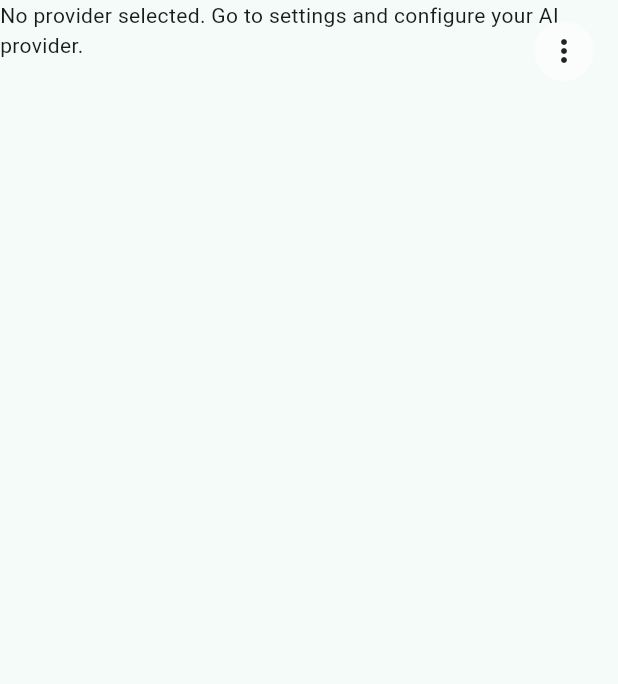
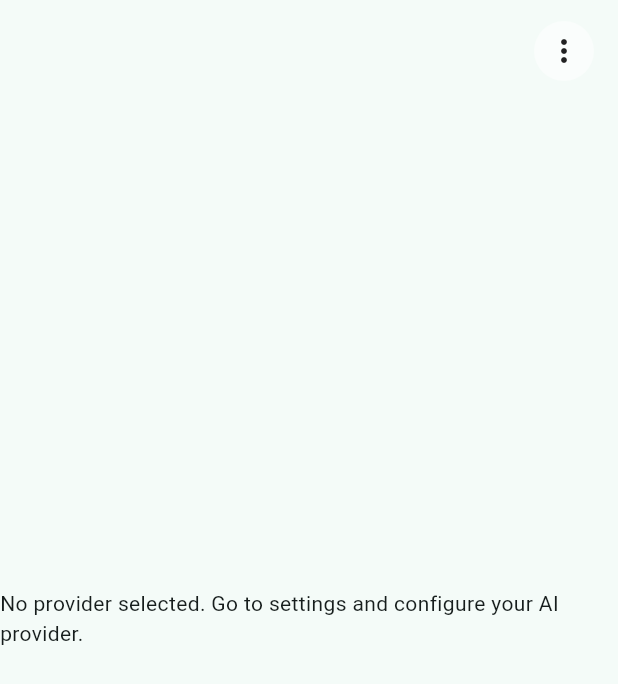
Before and after one commit to DominikStarke/ogre, a Flutter app: the screen it shows after launch, on a phone screen of 412 x 824 dp. Shown: the top 684 px of the screen. Run offline on Flutter 3.47's test engine with Material 3 defaults, Android fonts, the phone set to English and light mode, and no system bars; our stand-ins replace flutter_markdown, flutter_secure_storage; missing offline and left inert: flutter_ai_providers, flutter_ai_toolkit, hotkey_manager, keypress_simulator, tray_manager, window_manager; statements that could not run were skipped.

Commit message:
Fix Application hot-reload behaviour

```diff
--- a/lib/controllers/app.dart
+++ b/lib/controllers/app.dart
@@ -125,7 +125,7 @@ class AppControllerState extends State<AppController> with TrayListener, WindowL
   void didChangeAppLifecycleState(AppLifecycleState state) {
     super.didChangeAppLifecycleState(state);
     if(state == AppLifecycleState.inactive) {
-      windowManager.hide();
+      // windowManager.hide();
     }
   }
 
--- a/lib/controllers/llm.dart
+++ b/lib/controllers/llm.dart
@@ -113,6 +113,11 @@ class LlmControllerState extends State<LlmController> {
   @override
   void initState() {
     super.initState();
+  }
+
+  @override
+  void didChangeDependencies() {
+    super.didChangeDependencies();
     _loadAndConfigure();
   }
 
--- a/lib/main.dart
+++ b/lib/main.dart
@@ -14,29 +14,41 @@ class OgreApp extends StatelessWidget {
   get darkScheme => ColorScheme.fromSeed(seedColor: Colors.teal, brightness: Brightness.dark);
   get lightScheme => ColorScheme.fromSeed(seedColor: Colors.teal, brightness: Brightness.light);
 
+  static Route<dynamic>? onGenerateRoute (settings) {
+    if(settings.name == '/settings') {
+      return MaterialPageRoute(
+        builder: (context) => const Settings(),
+      );
+    } else {
+      return MaterialPageRoute(
+        builder: (context) => const OgreChat(),
+      );
+    }
+  }
+
   @override
   Widget build(BuildContext context) {
-    return AppController(
-      loading: const Material(
-        color: Colors.white,
-        child: Center(
-          child: CircularProgressIndicator(),
+    return MaterialApp(
+      debugShowCheckedModeBanner: false,
+      theme: ThemeData(
+        useMaterial3: true,
+        colorScheme: lightScheme,
+      ),
+      title: "Ogre",
+      darkTheme: ThemeData(
+        useMaterial3: true,
+        colorScheme: darkScheme,
+      ),
+      home: const AppController(
+        loading: Material(
+          color: Colors.white,
+          child: Center(
+            child: CircularProgressIndicator(),
+          ),
         ),
-      ),
-      child: MaterialApp(
-        debugShowCheckedModeBanner: false,
-        theme: ThemeData(
-          useMaterial3: true,
-          colorScheme: lightScheme,
+        child: Navigator(
+          onGenerateRoute: onGenerateRoute,
         ),
-        darkTheme: ThemeData(
-          useMaterial3: true,
-          colorScheme: darkScheme,
-        ),
-        home: const OgreChat(),
-        routes: {
-          '/settings': (context) => const Settings(),
-        },
       ),
     );
   }
--- a/lib/screens/chat.dart
+++ b/lib/screens/chat.dart
@@ -17,7 +17,9 @@ class OgreChat extends StatelessWidget {
         listenable: controller.notifier,
         builder: (context, _) {
           if(controller.llmProvider == null) {
-            return const Text("No provider selected. Go to settings and configure your AI provider.");
+            return const Center(
+              child: Text("No provider selected. Go to settings and configure your AI provider.")
+            );
           } else {
             return LlmChatView(
               messageSender: controller.clipboardAttachmentSender,
```
